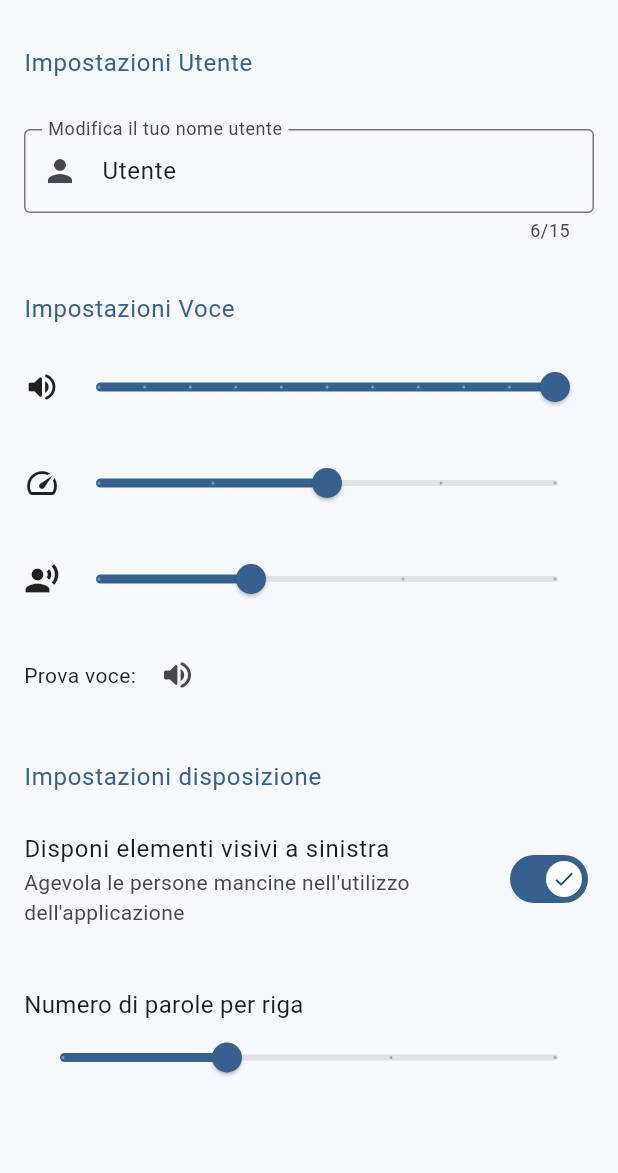
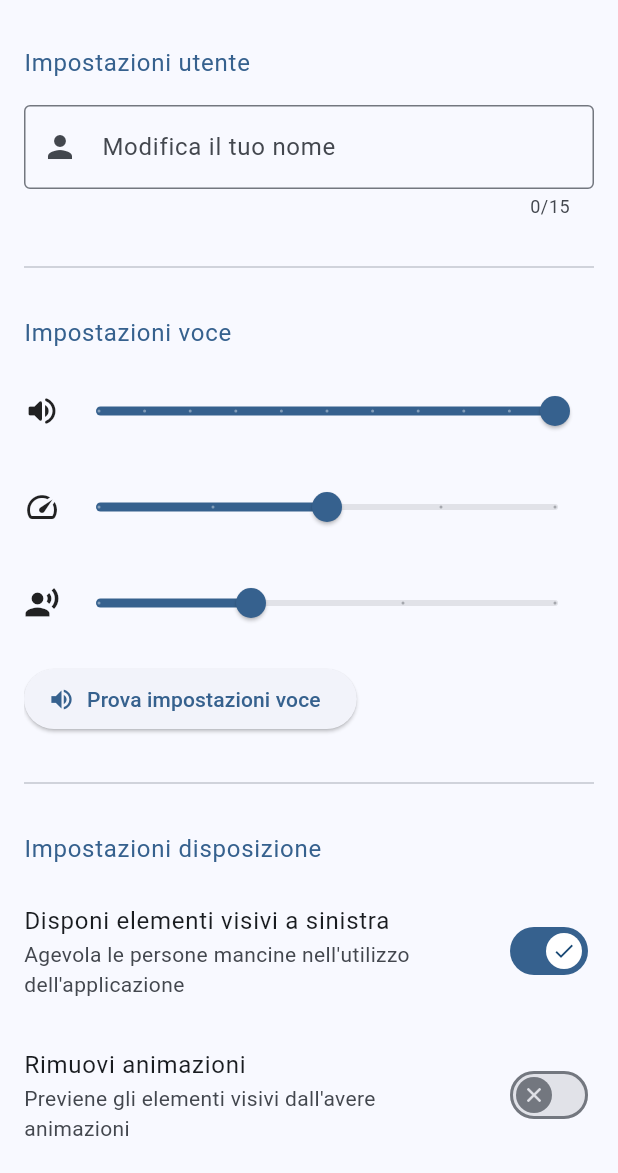
Before and after one commit to fabio-vokrri/aphasia, a Flutter app: the SettingsPage screen opened directly, after a tap on "Disponi elementi visivi a sinistra", on a phone screen of 412 x 824 dp, the part 63-1236 px from its top. Run offline on Flutter 3.47's test engine with Material 3 defaults, Android fonts, the light colour scheme and no system bars; our stand-ins replace flutter_tts, image_picker, shared_preferences, sqflite; accounts and stored records are empty.

Commit message:
better settings page + animations

```diff
--- a/lib/constants.dart
+++ b/lib/constants.dart
@@ -20,9 +20,11 @@ const double kVolume = 1.0;
 
 const int kCardsPerRow = 2;
 const bool kIsRTL = false;
+const bool kRemoveAnimations = false;
 
 const String userNameKey = "userName";
 const String isNewUserKey = "isNewUser";
+const String removeAnimationsKey = "removeAnimations";
 const String isRTLKey = "isRightToLeft";
 const String volumeKey = "volumeValue";
 const String speedKey = "speedValue";
--- a/lib/db/words_db.dart
+++ b/lib/db/words_db.dart
@@ -25,6 +25,7 @@ class WordsDatabaseService {
         CREATE TABLE $_dbName(
           id TEXT PRIMARY KEY NOT NULL,
           isFavourite INTEGER NOT NULL,
+          counter INTEGER NOT NULL,
           image BLOB
         )
       """,
--- a/lib/main.dart
+++ b/lib/main.dart
@@ -1,5 +1,6 @@
 import 'package:aphasia/providers/edit_mode_provider.dart';
 import 'package:aphasia/providers/page_provider.dart';
+import 'package:aphasia/providers/settings_provider.dart';
 import 'package:aphasia/providers/user_provider.dart';
 import 'package:aphasia/providers/word_provider.dart';
 import 'package:aphasia/view/pages/home.dart';
@@ -27,9 +28,10 @@ void main(List<String> args) async {
     DeviceOrientation.portraitDown,
   ]);
 
-  // initializes the user provider.
-  // retrieves the user's locally saved data (the name)
+  // initializes the user and settings providers.
+  // Retrieves the user's locally saved data
   await UserProvider.init();
+  await SettingsProvider.init();
 
   // runs the app
   runApp(Aphasia(isNewUser: UserProvider.isNewUser));
--- a/lib/model/word.dart
+++ b/lib/model/word.dart
@@ -3,24 +3,28 @@ import 'dart:typed_data';
 class Word {
   final String _content;
   bool _isFavourite;
+  int _counter;
+  Uint8List? _image;
   bool _isSelected;
-  Uint8List? _image;
 
   Word(
     String content, {
     bool isFavourite = false,
+    int counter = 0,
+    Uint8List? image,
     bool isSelected = false,
-    Uint8List? image,
   })  : _content = content,
         _isFavourite = isFavourite,
         _isSelected = isSelected,
-        _image = image;
+        _image = image,
+        _counter = counter;
 
   Map<String, dynamic> toMap() {
     return {
       "id": _content,
       "isFavourite": _isFavourite ? 1 : 0,
       "image": _image,
+      "counter": _counter,
     };
   }
 
@@ -28,6 +32,7 @@ class Word {
     return Word(
       map["id"],
       isFavourite: map["isFavourite"] == 1,
+      counter: map["counter"],
       image: map["image"],
     );
   }
@@ -35,9 +40,11 @@ class Word {
   String get content => _content;
   String get id => _content;
   bool get isFavourite => _isFavourite;
+  int get counter => _counter;
+  Uint8List? get image => _image;
   bool get isSelected => _isSelected;
 
-  Uint8List? get image => _image;
   void toggleFavourite() => _isFavourite = !_isFavourite;
   void toggleSelected() => _isSelected = !_isSelected;
+  void incrementCounter() => _counter++;
 }
--- /dev/null
+++ b/lib/providers/settings_provider.dart
@@ -0,0 +1,81 @@
+import 'package:aphasia/constants.dart';
+import 'package:aphasia/providers/tts_provider.dart';
+import 'package:shared_preferences/shared_preferences.dart';
+
+class SettingsProvider {
+  static late bool _isRightToLeft;
+  static late bool _removeAnimations;
+  static late double _volumeValue;
+  static late double _speedValue;
+  static late double _pitchValue;
+  static late int _cardsPerRow;
+
+  static late final SharedPreferences _sharedPreferences;
+
+  static Future<void> init() async {
+    _sharedPreferences = await SharedPreferences.getInstance();
+
+    _isRightToLeft = _sharedPreferences.getBool(isRTLKey) ?? kIsRTL;
+    _removeAnimations =
+        _sharedPreferences.getBool(removeAnimationsKey) ?? kRemoveAnimations;
+    _volumeValue = _sharedPreferences.getDouble(volumeKey) ?? kVolume;
+    _speedValue = _sharedPreferences.getDouble(speedKey) ?? kSpeed;
+    _pitchValue = _sharedPreferences.getDouble(pitchKey) ?? kPitch;
+    _cardsPerRow = _sharedPreferences.getInt(cardsPerRowKey) ?? kCardsPerRow;
+  }
+
+  static bool get getIsRightToLeft => _isRightToLeft;
+  static bool get getAnimationsAreRemoved => _removeAnimations;
+  static double get getVolume => _volumeValue;
+  static double get getSpeed => _speedValue;
+  static double get getPitch => _pitchValue;
+  static int get getNumberOfCardsPerRow => _cardsPerRow;
+
+  static void toggleRTL() async {
+    _isRightToLeft = !_isRightToLeft;
+    await _sharedPreferences.setBool(isRTLKey, _isRightToLeft);
+  }
+
+  static void toggleAnimations() async {
+    _removeAnimations = !_removeAnimations;
+    await _sharedPreferences.setBool(removeAnimationsKey, _removeAnimations);
+  }
+
+  static void setVolumeTo(double value) async {
+    _volumeValue = value;
+    await _sharedPreferences.setDouble(volumeKey, _volumeValue);
+    TTSProvider.setVolumeTo(value);
+  }
+
+  static void setSpeedTo(double value) async {
+    _speedValue = value;
+    await _sharedPreferences.setDouble(speedKey, _speedValue);
+    TTSProvider.setSpeedTo(value);
+  }
+
+  static void setPitchTo(double value) async {
+    _pitchValue = value;
+    await _sharedPreferences.setDouble(pitchKey, _pitchValue);
+    TTSProvider.setPitchTo(value);
+  }
+
+  static void setCardsPerRowTo(int value) async {
+    _cardsPerRow = value;
+    await _sharedPreferences.setInt(cardsPerRowKey, value);
+  }
+
+  static Future<void> reset() async {
+    _cardsPerRow = kCardsPerRow;
+    _isRightToLeft = kIsRTL;
+    _pitchValue = kPitch;
+    _speedValue = kSpeed;
+    _volumeValue = kVolume;
+
+    TTSProvider.reset();
+
+    await _sharedPreferences.setBool(isRTLKey, kIsRTL);
+    await _sharedPreferences.setDouble(volumeKey, kVolume);
+    await _sharedPreferences.setDouble(speedKey, kSpeed);
+    await _sharedPreferences.setDouble(pitchKey, kPitch);
+  }
+}
--- a/lib/providers/user_provider.dart
+++ b/lib/providers/user_provider.dart
@@ -1,5 +1,4 @@
 import 'package:aphasia/constants.dart';
-import 'package:aphasia/providers/tts_provider.dart';
 import 'package:shared_preferences/shared_preferences.dart';
 
 class UserProvider {
@@ -7,11 +6,6 @@ class UserProvider {
 
   static late String _userName;
   static late bool _isNewUser;
-  static late bool _isRightToLeft;
-  static late double _volumeValue;
-  static late double _speedValue;
-  static late double _pitchValue;
-  static late int _cardsPerRow;
 
   static late final SharedPreferences _sharedPreferences;
 
@@ -20,12 +14,6 @@ class UserProvider {
     _sharedPreferences = await SharedPreferences.getInstance();
     _userName = _sharedPreferences.getString(userNameKey) ?? _defaultUserName;
     _isNewUser = _sharedPreferences.getBool(isNewUserKey) ?? true;
-
-    _isRightToLeft = _sharedPreferences.getBool(isRTLKey) ?? kIsRTL;
-    _volumeValue = _sharedPreferences.getDouble(volumeKey) ?? kVolume;
-    _speedValue = _sharedPreferences.getDouble(speedKey) ?? kSpeed;
-    _pitchValue = _sharedPreferences.getDouble(pitchKey) ?? kPitch;
-    _cardsPerRow = _sharedPreferences.getInt(cardsPerRowKey) ?? kCardsPerRow;
   }
 
   static Future<void> setUserName(String newUserName) async {
@@ -38,52 +26,4 @@ class UserProvider {
 
   static String get getUserName => _userName;
   static bool get isNewUser => _isNewUser;
-  static bool get getIsRightToLeft => _isRightToLeft;
-  static double get getVolume => _volumeValue;
-  static double get getSpeed => _speedValue;
-  static double get getPitch => _pitchValue;
-  static int get getNumberOfCardsPerRow => _cardsPerRow;
-
-  static void toggleRTL() async {
-    _isRightToLeft = !_isRightToLeft;
-    await _sharedPreferences.setBool(isRTLKey, _isRightToLeft);
-  }
-
-  static void setVolumeTo(double value) async {
-    _volumeValue = value;
-    await _sharedPreferences.setDouble(volumeKey, _volumeValue);
-    TTSProvider.setVolumeTo(value);
-  }
-
-  static void setSpeedTo(double value) async {
-    _speedValue = value;
-    await _sharedPreferences.setDouble(speedKey, _speedValue);
-    TTSProvider.setSpeedTo(value);
-  }
-
-  static void setPitchTo(double value) async {
-    _pitchValue = value;
-    await _sharedPreferences.setDouble(pitchKey, _pitchValue);
-    TTSProvider.setPitchTo(value);
-  }
-
-  static void setCardsPerRowTo(int value) async {
-    _cardsPerRow = value;
-    await _sharedPreferences.setInt(cardsPerRowKey, value);
-  }
-
-  static Future<void> reset() async {
-    _cardsPerRow = kCardsPerRow;
-    _isRightToLeft = kIsRTL;
-    _pitchValue = kPitch;
-    _speedValue = kSpeed;
-    _volumeValue = kVolume;
-
-    TTSProvider.reset();
-
-    await _sharedPreferences.setBool(isRTLKey, kIsRTL);
-    await _sharedPreferences.setDouble(volumeKey, kVolume);
-    await _sharedPreferences.setDouble(speedKey, kSpeed);
-    await _sharedPreferences.setDouble(pitchKey, kPitch);
-  }
 }
--- a/lib/providers/word_provider.dart
+++ b/lib/providers/word_provider.dart
@@ -14,6 +14,11 @@ enum WordFilter {
     label: "Preferite",
     icon: Icon(Icons.favorite_border),
     activeIcon: Icon(Icons.favorite),
+  ),
+  mostUsed(
+    label: "Più usate",
+    icon: Icon(Icons.star_border),
+    activeIcon: Icon(Icons.star),
   );
 
   final String label;
@@ -69,6 +74,12 @@ class WordProvider extends ChangeNotifier {
     notifyListeners();
   }
 
+  void incrementCounter(Word word) {
+    word.incrementCounter();
+    _dataBaseService.update(word);
+    notifyListeners();
+  }
+
   /// Toggles the favourite flag on the given `word`.
   void toggleFavourite(Word word) async {
     word.toggleFavourite();
@@ -94,6 +105,7 @@ class WordProvider extends ChangeNotifier {
   UnmodifiableListView<Word> filterBy(WordFilter filter) {
     return switch (filter) {
       WordFilter.favourites => getFavouriteWords,
+      WordFilter.mostUsed => getMostUsed,
       WordFilter.all => getAllWords,
     };
   }
@@ -102,10 +114,12 @@ class WordProvider extends ChangeNotifier {
     return UnmodifiableListView(_words);
   }
 
-  // UnmodifiableListView<Word> get _getMostUsed {
-  //   _words.sort((a, b) => a.counter.compareTo(b.counter));
-  //   return UnmodifiableListView(_words.take(10));
-  // }
+  UnmodifiableListView<Word> get getMostUsed {
+    final copy = List<Word>.from(_words);
+
+    copy.sort((a, b) => b.counter.compareTo(a.counter));
+    return UnmodifiableListView(copy.take(10));
+  }
 
   UnmodifiableListView<Word> get getFavouriteWords {
     return UnmodifiableListView(_words.where((Word word) => word.isFavourite));
--- a/lib/view/components/no_selected_words_dialog.dart
+++ b/lib/view/components/no_selected_words_dialog.dart
@@ -12,7 +12,7 @@ class NoSelectedWordsDialog extends StatelessWidget {
         "Prima di procedere, seleziona le parole che vorresti eliminare.",
       ),
       actions: [
-        ElevatedButton(
+        TextButton(
           onPressed: () => Navigator.pop(context),
           child: const Text("OK"),
         ),
--- a/lib/view/components/word_card.dart
+++ b/lib/view/components/word_card.dart
@@ -22,6 +22,7 @@ class WordCard extends StatelessWidget {
       onTap: () {
         if (!editModeProvider.isEditMode) {
           TTSProvider.speak(word.content);
+          wordProvider.incrementCounter(word);
         } else {
           wordProvider.toggleSelected(word);
         }
--- a/lib/view/pages/settings_page.dart
+++ b/lib/view/pages/settings_page.dart
@@ -1,6 +1,8 @@
 import 'package:aphasia/constants.dart';
+import 'package:aphasia/providers/settings_provider.dart';
 import 'package:aphasia/providers/tts_provider.dart';
 import 'package:aphasia/providers/user_provider.dart';
+import 'package:aphasia/view/components/reset_dialog.dart';
 import 'package:aphasia/view/pages/home.dart';
 import 'package:flutter/material.dart';
 
@@ -12,7 +14,8 @@ class SettingsPage extends StatefulWidget {
 }
 
 class _SettingsPageState extends State<SettingsPage> {
-  final textController = TextEditingController(text: UserProvider.getUserName);
+  final _textController = TextEditingController();
+  final FocusNode _focusNode = FocusNode();
 
   late double volumeValue;
   late double speedValue;
@@ -20,7 +23,7 @@ class _SettingsPageState extends State<SettingsPage> {
 
   @override
   void dispose() {
-    textController.dispose();
+    _textController.dispose();
     super.dispose();
   }
 
@@ -31,24 +34,34 @@ class _SettingsPageState extends State<SettingsPage> {
   }
 
   void resetValues() {
-    volumeValue = UserProvider.getVolume;
-    speedValue = UserProvider.getSpeed;
-    pitchValue = UserProvider.getPitch;
+    volumeValue = SettingsProvider.getVolume;
+    speedValue = SettingsProvider.getSpeed;
+    pitchValue = SettingsProvider.getPitch;
 
     setState(() {});
   }
 
   @override
   Widget build(BuildContext context) {
+    final theme = Theme.of(context);
+
     return Scaffold(
+      resizeToAvoidBottomInset: false,
       appBar: AppBar(
         title: const Text("Impostazioni"),
         actions: [
           IconButton(
             tooltip: "Reset",
-            onPressed: () async {
-              await UserProvider.reset();
-              resetValues();
+            onPressed: () {
+              _focusNode.unfocus();
+              showDialog(
+                context: context,
+                builder: (context) => const ResetDialog(),
+              ).then((value) {
+                if (value is bool && value) {
+                  resetValues();
+                }
+              });
             },
             icon: const Icon(Icons.refresh_rounded),
           ),
@@ -62,24 +75,33 @@ class _SettingsPageState extends State<SettingsPage> {
           child: Column(
             crossAxisAlignment: CrossAxisAlignment.start,
             children: [
-              const SettingsSectionTitle(text: "Impostazioni Utente"),
-              const SizedBox(height: kLargeSize),
+              Text(
+                "Impostazioni utente",
+                style: theme.textTheme.bodyLarge!
+                    .copyWith(color: theme.primaryColor),
+              ),
+              const SizedBox(height: kMediumSize),
               TextFormField(
                 maxLength: 15,
-                controller: textController,
+                controller: _textController,
+                focusNode: _focusNode,
                 decoration: const InputDecoration(
                   prefixIcon: Icon(Icons.person),
                   border: OutlineInputBorder(),
-                  label: Text("Modifica il tuo nome utente"),
+                  label: Text("Modifica il tuo nome"),
                 ),
-                onFieldSubmitted: (String newName) {
-                  if (newName.isNotEmpty) {
-                    UserProvider.setUserName(newName);
+                onFieldSubmitted: (String value) {
+                  if (value.isNotEmpty && value != UserProvider.getUserName) {
+                    UserProvider.setUserName(value);
                   }
                 },
               ),
-              const SizedBox(height: kLargeSize),
-              const SettingsSectionTitle(text: "Impostazioni Voce"),
+              const Divider(height: kLargeSize * 2),
+              Text(
+                "Impostazioni voce",
+                style: theme.textTheme.bodyLarge!
+                    .copyWith(color: theme.primaryColor),
+              ),
               const SizedBox(height: kMediumSize),
               Row(
                 mainAxisSize: MainAxisSize.max,
@@ -91,7 +113,7 @@ class _SettingsPageState extends State<SettingsPage> {
                       value: volumeValue,
                       divisions: 10,
                       onChangeEnd: (value) {
-                        UserProvider.setVolumeTo(value);
+                        SettingsProvider.setVolumeTo(value);
                       },
                       onChanged: (double value) {
                         volumeValue = value;
@@ -112,7 +134,7 @@ class _SettingsPageState extends State<SettingsPage> {
                       value: speedValue,
                       divisions: 4,
                       onChangeEnd: (value) {
-                        UserProvider.setSpeedTo(value);
+                        SettingsProvider.setSpeedTo(value);
                       },
                       onChanged: (double value) {
                         speedValue = value;
@@ -135,7 +157,7 @@ class _SettingsPageState extends State<SettingsPage> {
                       divisions: 3,
                       value: pitchValue,
                       onChangeEnd: (value) {
-                        UserProvider.setPitchTo(value);
+                        SettingsProvider.setPitchTo(value);
                       },
                       onChanged: (double value) {
                         pitchValue = value;
@@ -146,18 +168,19 @@ class _SettingsPageState extends State<SettingsPage> {
                 ],
               ),
               const SizedBox(height: kMediumSize),
-              Row(
-                children: [
-                  const Text("Prova voce: "),
-                  IconButton(
-                    onPressed: () =>
-                        TTSProvider.speak(UserProvider.getUserName),
-                    icon: const Icon(Icons.volume_up_rounded),
-                  ),
-                ],
+              ElevatedButton.icon(
+                onPressed: () {
+                  TTSProvider.speak(UserProvider.getUserName);
+                },
+                icon: const Icon(Icons.volume_up),
+                label: const Text("Prova impostazioni voce"),
               ),
-              const SizedBox(height: kLargeSize),
-              const SettingsSectionTitle(text: "Impostazioni disposizione"),
+              const Divider(height: kLargeSize * 2),
+              Text(
+                "Impostazioni disposizione",
+                style: theme.textTheme.bodyLarge!
+                    .copyWith(color: theme.primaryColor),
+              ),
               const SizedBox(height: kMediumSize),
               Theme(
                 data: ThemeData(
@@ -172,33 +195,59 @@ class _SettingsPageState extends State<SettingsPage> {
                     "Agevola le persone mancine nell'utilizzo dell'applicazione",
                   ),
                   thumbIcon: MaterialStateProperty.all<Icon>(
-                    UserProvider.getIsRightToLeft
+                    SettingsProvider.getIsRightToLeft
                         ? const Icon(Icons.done)
                         : const Icon(Icons.close),
                   ),
-                  value: UserProvider.getIsRightToLeft,
+                  value: SettingsProvider.getIsRightToLeft,
                   onChanged: (bool value) {
-                    UserProvider.toggleRTL();
+                    SettingsProvider.toggleRTL();
                     setState(() {});
                   },
                 ),
               ),
-              const SizedBox(height: kLargeSize),
-              const Text(
+              const SizedBox(height: kMediumSize),
+              Theme(
+                data: ThemeData(
+                  splashColor: Colors.transparent,
+                  highlightColor: Colors.transparent,
+                  colorScheme: ColorScheme.fromSeed(seedColor: kBaseColor),
+                ),
+                child: SwitchListTile(
+                  contentPadding: const EdgeInsets.all(0),
+                  title: const Text("Rimuovi animazioni"),
+                  subtitle: const Text(
+                    "Previene gli elementi visivi dall'avere animazioni",
+                  ),
+                  thumbIcon: MaterialStateProperty.all<Icon>(
+                    SettingsProvider.getAnimationsAreRemoved
+                        ? const Icon(Icons.done)
+                        : const Icon(Icons.close),
+                  ),
+                  value: SettingsProvider.getAnimationsAreRemoved,
+                  onChanged: (bool value) {
+                    SettingsProvider.toggleAnimations();
+                    setState(() {});
+                  },
+                ),
+              ),
+              const SizedBox(height: kMediumSize),
+              Text(
                 "Numero di parole per riga",
-                style: TextStyle(fontSize: kMediumSize),
+                style: theme.textTheme.bodyLarge,
               ),
               Slider(
-                value: UserProvider.getNumberOfCardsPerRow.toDouble(),
+                value: SettingsProvider.getNumberOfCardsPerRow.toDouble(),
                 divisions: 3,
                 min: 1,
                 max: 4,
-                label: UserProvider.getNumberOfCardsPerRow.toString(),
+                label: SettingsProvider.getNumberOfCardsPerRow.toString(),
                 onChanged: (double value) {
-                  UserProvider.setCardsPerRowTo(value.toInt());
+                  SettingsProvider.setCardsPerRowTo(value.toInt());
                   setState(() {});
                 },
-              )
+              ),
+              const SizedBox(height: kLargeSize * 2),
             ],
           ),
         ),
@@ -206,24 +255,3 @@ class _SettingsPageState extends State<SettingsPage> {
     );
   }
 }
-
-class SettingsSectionTitle extends StatelessWidget {
-  const SettingsSectionTitle({super.key, required this.text});
-
-  final String text;
-
-  @override
-  Widget build(BuildContext context) {
-    final theme = Theme.of(context);
-    return Column(
-      children: [
-        Text(
-          text,
-          style: theme.textTheme.bodyLarge!.copyWith(
-            color: theme.primaryColor,
-          ),
-        ),
-      ],
-    );
-  }
-}
--- a/pubspec.yaml
+++ b/pubspec.yaml
@@ -16,7 +16,7 @@ publish_to: 'none' # Remove this line if you wish to publish to pub.dev
 # https://developer.apple.com/library/archive/documentation/General/Reference/InfoPlistKeyReference/Articles/CoreFoundationKeys.html
 # In Windows, build-name is used as the major, minor, and patch parts
 # of the product and file versions while build-number is used as the build suffix.
-version: 0.5.0+1
+version: 0.6.5+1
 
 environment:
   sdk: '>=3.2.3 <4.0.0'
@@ -28,6 +28,7 @@ environment:
 # the latest version available on pub.dev. To see which dependencies have newer
 # versions available, run `flutter pub outdated`.
 dependencies:
+  animations: ^2.0.11
   flutter:
     sdk: flutter
   flutter_tts: ^3.8.5
```
Also changed, not shown: lib/view/components/delete_words_dialog.dart (+4 -9 lines), lib/view/components/reset_dialog.dart (added, +31 -0 lines), lib/view/pages/home.dart (+38 -5 lines), pubspec.lock.
